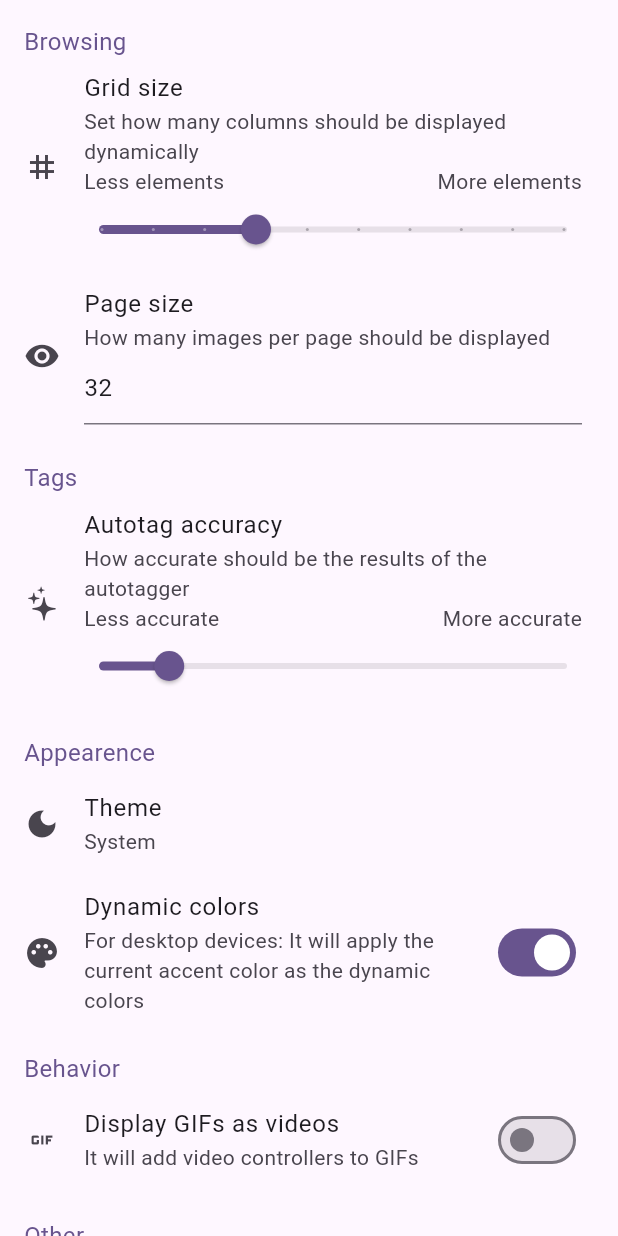
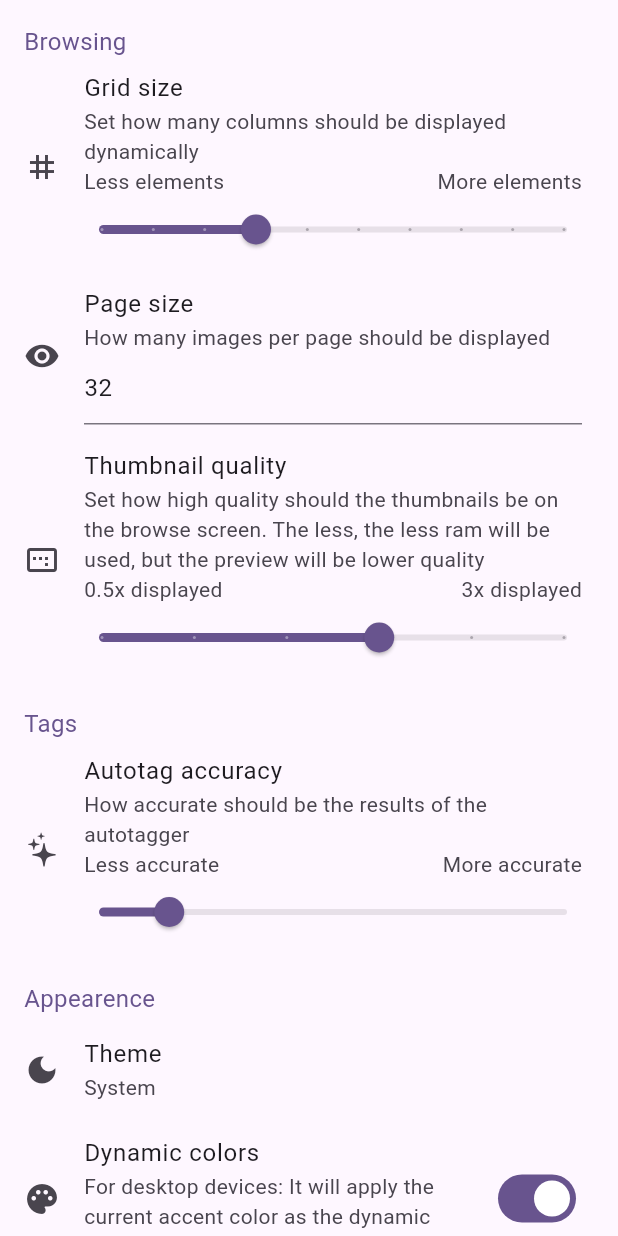
Before and after one commit to resucutie/localbooru, a Flutter app: the OverallSettings widget shown alone on an empty page, opened directly with empty values, on a phone screen of 412 x 824 dp. Run offline on Flutter 3.47's test engine with Material 3 defaults, Android fonts, the phone set to English and light mode, and no system bars; drawn by our look-alikes of dynamic_color; our stand-ins replace dotted_border, extended_image, file_picker, flutter_cache_manager, flutter_svg, go_router and 8 more; missing offline and left inert: bitsdojo_window, ffmpeg_cli, image_compression, media_kit, media_kit_video, receive_sharing_intent and 2 more; accounts and stored records are empty; network calls fail.

Commit message:
option to toggle how much should the quality of the images should be

```diff
--- a/lib/components/image_display.dart
+++ b/lib/components/image_display.dart
@@ -7,15 +7,17 @@ import 'package:localbooru/api/index.dart';
 import 'package:localbooru/components/context_menu.dart';
 import 'package:localbooru/utils/constants.dart';
 import 'package:localbooru/utils/compressor.dart';
+import 'package:localbooru/utils/shared_prefs_widget.dart';
 import 'package:mime/mime.dart';
 
 
 class SilverRepoGrid extends StatefulWidget {
-    const SilverRepoGrid({super.key, required this.images, this.onPressed, this.autoadjustColumns});
+    const SilverRepoGrid({super.key, required this.images, this.onPressed, this.autoadjustColumns, this.imageQualityScale});
 
     final List<BooruImage> images;
     final Function(BooruImage image)? onPressed;
     final int? autoadjustColumns;
+    final double? imageQualityScale;
 
     @override
     State<SilverRepoGrid> createState() => _SilverRepoGridState();
@@ -76,7 +78,8 @@ class _SilverRepoGridState extends State<SilverRepoGrid> {
                             ]
                         );
                     }
-                    return Padding(
+                    return SharedPreferencesBuilder(
+                        builder: (context, prefs) => Padding(
                             padding: const EdgeInsets.all(4.0),
                             child: MouseRegion(
                                 cursor: SystemMouseCursors.click,
@@ -85,8 +88,9 @@ class _SilverRepoGridState extends State<SilverRepoGrid> {
                                     onLongPress: () => openContextMenu(getOffsetRelativeToBox(offset: longTap.globalPosition, renderObject: context.findRenderObject()!)),
                                     onLongPressDown: (tap) => longTap = tap,
                                     onSecondaryTapDown: (tap) => openContextMenu(getOffsetRelativeToBox(offset: tap.globalPosition, renderObject: context.findRenderObject()!)),
-                                child: ImageGrid(image: image, resizeSize: resizeSize,)
+                                    child: ImageGrid(image: image, resizeSize: resizeSize * (prefs.getDouble("thumbnail_quality") ?? settingsDefaults["thumbnail_quality"]),)
                                 )
+                            ),
                         ),
                     );
                 }).toList()),
@@ -134,8 +138,8 @@ class _ImageGridState extends State<ImageGrid> {
                             final thumbnail = snapshot.data!;
                             final hasResize = widget.resizeSize != null;
                             final ImageProvider provider = hasResize ? ResizeImage(FileImage(thumbnail),
-                                width: (widget.resizeSize! * 2).ceil(),
-                                height: (widget.resizeSize! * 2).ceil(),
+                                width: widget.resizeSize!.ceil(),
+                                height: widget.resizeSize!.ceil(),
                                 policy: ResizeImagePolicy.fit
                             ) : FileImage(thumbnail) as ImageProvider;
                             return Image(
--- a/lib/utils/constants.dart
+++ b/lib/utils/constants.dart
@@ -9,6 +9,7 @@ final Map<String, dynamic> settingsDefaults = {
     "monet": Platform.isAndroid ? true : false,
     "theme": "system",
     "autotag_accuracy": 0.15,
+    "thumbnail_quality": 2.0,
     "update": true,
     "gif_video": false,
 };
--- a/lib/views/settings/overall_settings.dart
+++ b/lib/views/settings/overall_settings.dart
@@ -21,10 +21,11 @@ class _OverallSettingsState extends State<OverallSettings> {
 
     late double _gridSizeSliderValue;
     late double _autotagAccuracy;
+    late double _thumbnailQuality;
     late bool _monetTheme;
     late bool _update;
+    late bool _gif_video;
     late String _theme;
-    late bool _gif_video;
 
     bool isSettingModified(String setting) {
         return widget.prefs.get(setting) != null && widget.prefs.get(setting) != settingsDefaults[setting];
@@ -41,12 +42,13 @@ class _OverallSettingsState extends State<OverallSettings> {
     void initState() {
         super.initState();
         _gridSizeSliderValue = (widget.prefs.getInt("grid_size") ?? settingsDefaults["grid_size"]).toDouble();
+        _autotagAccuracy = widget.prefs.getDouble("autotag_accuracy") ?? settingsDefaults["autotag_accuracy"];
+        _thumbnailQuality = widget.prefs.getDouble("thumbnail_quality") ?? settingsDefaults["thumbnail_quality"];
         _pageSizeController.text = (widget.prefs.getInt("page_size") ?? settingsDefaults["page_size"]).toString();
         _monetTheme = widget.prefs.getBool("monet") ?? settingsDefaults["monet"];
         _update = widget.prefs.getBool("update") ?? settingsDefaults["update"];
-        _autotagAccuracy = widget.prefs.getDouble("autotag_accuracy") ?? settingsDefaults["autotag_accuracy"];
+        _gif_video = widget.prefs.getBool("gif_video") ?? settingsDefaults["gif_video"];
         _theme = widget.prefs.getString("theme") ?? settingsDefaults["theme"];
-        _gif_video = widget.prefs.getBool("gif_video") ?? settingsDefaults["gif_video"];
     }
 
     Future<void> onChangeTheme() async {
@@ -65,7 +67,7 @@ class _OverallSettingsState extends State<OverallSettings> {
         return ListView(
             children: [
                 const SmallHeader("Browsing"),
-                ListTile(
+                SliderListTile(
                     title: Row(
                         children: [
                             const Text("Grid size"),
@@ -76,18 +78,8 @@ class _OverallSettingsState extends State<OverallSettings> {
                         ],
                     ),
                     leading: const Icon(Icons.grid_3x3),
-                    subtitle: Wrap(
-                        children: [
-                            const Text("Set how many columns should be displayed dynamically"),
-                            const Row(
-                                mainAxisAlignment: MainAxisAlignment.spaceBetween,
-                                children: [Text("Less elements"), Text("More elements")]
-                            ),
-                            Padding(
-                                padding: const EdgeInsets.symmetric(vertical: 12.0),
-                                child: SliderTheme(
-                                    data: SliderThemeData(overlayShape: SliderComponentShape.noOverlay),
-                                    child: Slider(
+                    subtitle: const Text("Set how many columns should be displayed dynamically"),
+                    extremeTips: const [Text("Less elements"), Text("More elements")],
                     value: _gridSizeSliderValue,
                     min: 1,
                     max: 10,
@@ -96,11 +88,6 @@ class _OverallSettingsState extends State<OverallSettings> {
                         setState(() => _gridSizeSliderValue = value);
                         widget.prefs.setInt("grid_size", value.ceil());
                     },
-                                    ),
-                                ),
-                            )
-                        ],
-                    )
                 ),
                 ListTile(
                     title: Row(
@@ -138,30 +125,44 @@ class _OverallSettingsState extends State<OverallSettings> {
                         ],
                     )
                 ),
+                SliderListTile(
+                    title: Row(
+                        children: [
+                            const Text("Thumbnail quality"),
+                            if(isSettingModified("thumbnail_quality")) IconButton(
+                                onPressed: () => resetProp("thumbnail_quality", modifier: (v) => _thumbnailQuality = v),
+                                icon: const Icon(Icons.restart_alt)
+                            )
+                        ],
+                    ),
+                    leading: const Icon(Icons.image_aspect_ratio),
+                    subtitle: const Text("Set how high quality should the thumbnails be on the browse screen. The less, the less ram will be used, but the preview will be lower quality"),
+                    extremeTips: const [Text("0.5x displayed"), Text("3x displayed")],
+                    value: _thumbnailQuality,
+                    min: 0.5,
+                    max: 3,
+                    divisions: 5,
+                    label: "$_thumbnailQuality",
+                    onChanged: (value) async {
+                        setState(() => _thumbnailQuality = value);
+                        widget.prefs.setDouble("thumbnail_quality", value);
+                    },
+                ),
+
                 const SmallHeader("Tags"),
-                ListTile(
+                SliderListTile(
                     title: Row(
                         children: [
                             const Text("Autotag accuracy"),
                             if(isSettingModified("autotag_accuracy")) IconButton(
-                                onPressed: () => resetProp("autotag_accuracy", modifier: (v) => _autotagAccuracy = v.toDouble()),
+                                onPressed: () => resetProp("autotag_accuracy", modifier: (v) => _autotagAccuracy = v),
                                 icon: const Icon(Icons.restart_alt)
                             )
                         ],
                     ),
                     leading: const Icon(CupertinoIcons.sparkles),
-                    subtitle: Wrap(
-                        children: [
-                            const Text("How accurate should be the results of the autotagger"),
-                            const Row(
-                                mainAxisAlignment: MainAxisAlignment.spaceBetween,
-                                children: [Text("Less accurate"), Text("More accurate")]
-                            ),
-                            Padding(
-                                padding: const EdgeInsets.symmetric(vertical: 12.0),
-                                child: SliderTheme(
-                                    data: SliderThemeData(overlayShape: SliderComponentShape.noOverlay, showValueIndicator: ShowValueIndicator.always),
-                                    child: Slider(
+                    subtitle: const Text("How accurate should be the results of the autotagger"),
+                    extremeTips: const [Text("Less accurate"), Text("More accurate")],
                     //TODO: Make this slider go in an exponential curve
                     value: _autotagAccuracy,
                     min: 0,
@@ -172,11 +173,7 @@ class _OverallSettingsState extends State<OverallSettings> {
                         widget.prefs.setDouble("autotag_accuracy", value);
                     },
                 ),
-                                ),
-                            )
-                        ],
-                    )
-                ),
+
                 const SmallHeader("Appearence"),
                 ListTile(
                     title: const Text("Theme"),
@@ -195,6 +192,7 @@ class _OverallSettingsState extends State<OverallSettings> {
                         setState(() => _monetTheme = value);
                     }
                 ),
+
                 const SmallHeader("Behavior"),
                 SwitchListTile(
                     title: const Text("Display GIFs as videos"),
@@ -218,6 +216,53 @@ class _OverallSettingsState extends State<OverallSettings> {
                     }
                 ),
             ],
+        );
+    }
+}
+
+class SliderListTile extends StatelessWidget {
+    const SliderListTile({super.key, this.title, this.leading, required this.value, this.min = 0, this.max = 1, this.label, this.onChanged, this.subtitle, this.extremeTips, this.divisions});
+
+    final Widget? title;
+    final Widget? subtitle;
+    final List<Widget>? extremeTips;
+    final Widget? leading;
+    final double value;
+    final double min;
+    final double max;
+    final int? divisions;
+    final String? label;
+    final Function(double)? onChanged;
+
+
+    @override
+    Widget build(BuildContext context) {
+        return ListTile(
+            title: title,
+            leading: leading,
+            subtitle: Wrap(
+                children: [
+                    if(subtitle != null) subtitle!,
+                    if(extremeTips != null) Row(
+                        mainAxisAlignment: MainAxisAlignment.spaceBetween,
+                        children: extremeTips!
+                    ),
+                    Padding(
+                        padding: const EdgeInsets.symmetric(vertical: 12.0),
+                        child: SliderTheme(
+                            data: SliderThemeData(overlayShape: SliderComponentShape.noOverlay, showValueIndicator: ShowValueIndicator.always),
+                            child: Slider(
+                                value: value,
+                                min: min,
+                                max: max,
+                                label: label,
+                                divisions: divisions,
+                                onChanged: onChanged,
+                            ),
+                        ),
+                    )
+                ],
+            )
         );
     }
 }
```
Lines whose indentation alone changed are shown as unchanged.
